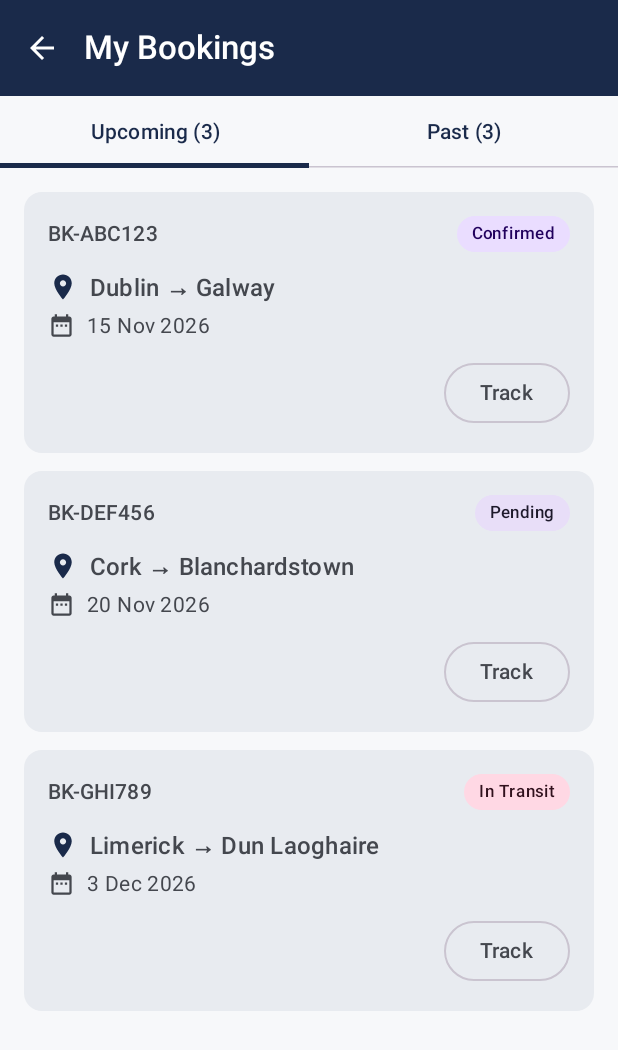
After one commit to ProsperMunachimso/TruckFlow-App, an Android app built with Jetpack Compose: the MyBookingsScreen screen opened through its navigation route, on a phone screen of 412 x 824 dp. The commit adds this screen. Shown: the top 1050 px of the screen. Run offline under Robolectric (Android 15) with nearby library versions, the phone set to English and light mode, and no system bars.

Commit message:
Added My Bookings screen with status filtering past and present bookings and tracking navigation

```diff
--- a/app/src/main/java/com/griffith/truckflowapp/navigation/NavRoutes.kt
+++ b/app/src/main/java/com/griffith/truckflowapp/navigation/NavRoutes.kt
@@ -4,6 +4,7 @@ object NavRoutes {
     const val ROLE_SELECTION = "role_selection"
     const val CLIENT_TRUCKS = "client_trucks"
     const val CREATE_BOOKING = "create_booking"
+    const val MY_BOOKINGS = "my_bookings"
 
     // Added a route with a booking ID path argument. The pattern is used by NavHost,
     const val TRACK_SHIPMENT_PATTERN = "track_shipment/{bookingId}"
--- /dev/null
+++ b/app/src/main/java/com/griffith/truckflowapp/screens/MyBookingsScreen.kt
@@ -0,0 +1,304 @@
+
+package com.griffith.truckflowapp.screens
+
+import androidx.compose.foundation.layout.Arrangement
+import androidx.compose.foundation.layout.Box
+import androidx.compose.foundation.layout.Column
+import androidx.compose.foundation.layout.Row
+import androidx.compose.foundation.layout.Spacer
+import androidx.compose.foundation.layout.fillMaxSize
+import androidx.compose.foundation.layout.fillMaxWidth
+import androidx.compose.foundation.layout.height
+import androidx.compose.foundation.layout.padding
+import androidx.compose.foundation.layout.size
+import androidx.compose.foundation.layout.width
+import androidx.compose.foundation.lazy.LazyColumn
+import androidx.compose.foundation.lazy.items
+import androidx.compose.material.icons.Icons
+import androidx.compose.material.icons.automirrored.filled.ArrowBack
+import androidx.compose.material.icons.filled.DateRange
+import androidx.compose.material.icons.filled.LocalShipping
+import androidx.compose.material.icons.filled.LocationOn
+import androidx.compose.material3.Card
+import androidx.compose.material3.CardDefaults
+import androidx.compose.material3.ExperimentalMaterial3Api
+import androidx.compose.material3.Icon
+import androidx.compose.material3.IconButton
+import androidx.compose.material3.MaterialTheme
+import androidx.compose.material3.OutlinedButton
+import androidx.compose.material3.Scaffold
+import androidx.compose.material3.Tab
+import androidx.compose.material3.TabRow
+import androidx.compose.material3.Text
+import androidx.compose.material3.TopAppBar
+import androidx.compose.material3.TopAppBarDefaults
+import androidx.compose.runtime.Composable
+import androidx.compose.runtime.getValue
+import androidx.compose.runtime.mutableStateOf
+import androidx.compose.runtime.remember
+import androidx.compose.runtime.setValue
+import androidx.compose.ui.Alignment
+import androidx.compose.ui.Modifier
+import androidx.compose.ui.text.font.FontWeight
+import androidx.compose.ui.unit.dp
+import com.griffith.truckflowapp.model.BookingStatus
+import com.griffith.truckflowapp.model.RecentBooking
+import com.griffith.truckflowapp.screens.components.BookingStatusChip
+
+// This enum class is for defining the two tabs on the My Bookings screen.
+enum class BookingTab(val title: String) {
+    UPCOMING("Upcoming"),
+    PAST("Past")
+}
+
+// I created sample bookings to test how upcoming and past bookings
+// are displayed before connecting the app to the backend.
+private val allSampleBookings = listOf(
+    // Upcoming bookings
+    RecentBooking("BK-ABC123", "Dublin", "Galway", BookingStatus.CONFIRMED, "15 Nov 2026"),
+    RecentBooking("BK-DEF456", "Cork", "Blanchardstown", BookingStatus.PENDING, "20 Nov 2026"),
+    RecentBooking("BK-GHI789", "Limerick", "Dun Laoghaire", BookingStatus.IN_TRANSIT, "3 Dec 2026"),
+
+    // Past bookings
+    RecentBooking("BK-JKL012", "Dublin", "Cork", BookingStatus.DELIVERED, "5 Nov 2026"),
+    RecentBooking("BK-MNO345", "Galway", "Dublin", BookingStatus.DELIVERED, "1 Nov 2026"),
+    RecentBooking("BK-PQR678", "Belfast", "Dublin", BookingStatus.CANCELLED, "28 Oct 2026")
+)
+
+// I used these statuses to identify which bookings are still active.
+private val upcomingStatuses = setOf(
+    BookingStatus.PENDING,
+    BookingStatus.CONFIRMED,
+    BookingStatus.IN_TRANSIT
+)
+
+// This screen is for displaying all the client's bookings.
+// I used two tabs to separate upcoming bookings from past bookings.
+@OptIn(ExperimentalMaterial3Api::class)
+@Composable
+fun MyBookingsScreen(
+    onNavigateBack: () -> Unit,
+    onNavigateToTrackShipment: (String) -> Unit,
+    modifier: Modifier = Modifier
+) {
+    // I used remember to keep track of the selected tab.
+    // The Upcoming tab is selected when the screen first opens.
+    var selectedTab by remember { mutableStateOf(BookingTab.UPCOMING) }
+
+    // Filter the bookings based on their current status.
+    val upcoming = remember {
+        allSampleBookings.filter { it.status in upcomingStatuses }
+    }
+    val past = remember {
+        allSampleBookings.filter { it.status !in upcomingStatuses }
+    }
+
+    // Display bookings based on the tab selected by the user.
+    val visibleBookings = if (selectedTab == BookingTab.UPCOMING) upcoming else past
+
+    Scaffold(
+        topBar = {
+            TopAppBar(
+                title = { Text("My Bookings") },
+
+                // This button returns the user to the previous screen.
+                navigationIcon = {
+                    IconButton(onClick = onNavigateBack) {
+                        Icon(
+                            Icons.AutoMirrored.Filled.ArrowBack,
+                            contentDescription = "Back"
+                        )
+                    }
+                },
+
+                // I used the app's primary colours for the top bar.
+                colors = TopAppBarDefaults.topAppBarColors(
+                    containerColor = MaterialTheme.colorScheme.primary,
+                    titleContentColor = MaterialTheme.colorScheme.onPrimary,
+                    navigationIconContentColor = MaterialTheme.colorScheme.onPrimary
+                )
+            )
+        }
+    ) { padding ->
+
+        Column(
+            modifier = modifier
+                .fillMaxSize()
+                .padding(padding)
+        ) {
+
+            // I used TabRow to let users switch between upcoming and past bookings.
+            // Each tab also displays the number of bookings.
+            TabRow(selectedTabIndex = selectedTab.ordinal) {
+                Tab(
+                    selected = selectedTab == BookingTab.UPCOMING,
+                    onClick = { selectedTab = BookingTab.UPCOMING },
+                    text = {
+                        Text("${BookingTab.UPCOMING.title} (${upcoming.size})")
+                    }
+                )
+
+                Tab(
+                    selected = selectedTab == BookingTab.PAST,
+                    onClick = { selectedTab = BookingTab.PAST },
+                    text = {
+                        Text("${BookingTab.PAST.title} (${past.size})")
+                    }
+                )
+            }
+
+            // Show a message if there are no bookings in the selected tab.
+            if (visibleBookings.isEmpty()) {
+                Box(
+                    modifier = Modifier
+                        .fillMaxSize()
+                        .padding(32.dp),
+                    contentAlignment = Alignment.Center
+                ) {
+                    Column(
+                        horizontalAlignment = Alignment.CenterHorizontally
+                    ) {
+                        Icon(
+                            imageVector = Icons.Filled.LocalShipping,
+                            contentDescription = null,
+                            tint = MaterialTheme.colorScheme.onSurfaceVariant,
+                            modifier = Modifier.size(56.dp)
+                        )
+
+                        Spacer(modifier = Modifier.height(12.dp))
+
+                        // Display a different message for each tab.
+                        Text(
+                            text = if (selectedTab == BookingTab.UPCOMING) {
+                                "No upcoming bookings"
+                            } else {
+                                "No past bookings yet"
+                            },
+                            style = MaterialTheme.typography.titleMedium,
+                            fontWeight = FontWeight.SemiBold
+                        )
+
+                        Text(
+                            text = if (selectedTab == BookingTab.UPCOMING) {
+                                "Tap 'Book a Truck' on the dashboard to create one."
+                            } else {
+                                "Completed and cancelled bookings will appear here."
+                            },
+                            style = MaterialTheme.typography.bodyMedium,
+                            color = MaterialTheme.colorScheme.onSurfaceVariant
+                        )
+                    }
+                }
+            } else {
+
+                // I used LazyColumn to display the bookings in a scrollable list.
+                LazyColumn(
+                    modifier = Modifier.fillMaxSize(),
+                    contentPadding = androidx.compose.foundation.layout.PaddingValues(16.dp),
+                    verticalArrangement = Arrangement.spacedBy(12.dp)
+                ) {
+
+                    // Create a booking card for each booking in the selected tab.
+                    items(visibleBookings, key = { it.id }) { booking ->
+                        BookingHistoryCard(
+                            booking = booking,
+
+                            // Only allow tracking for bookings that are still active.
+                            onTrack = if (booking.status in upcomingStatuses) {
+                                { onNavigateToTrackShipment(booking.id) }
+                            } else {
+                                null
+                            }
+                        )
+                    }
+                }
+            }
+        }
+    }
+}
+
+// This function is for displaying the details of an individual booking.
+// I used a Card to group the booking ID, route, date and status together.
+@Composable
+private fun BookingHistoryCard(
+    booking: RecentBooking,
+    onTrack: (() -> Unit)?
+) {
+    Card(
+        modifier = Modifier.fillMaxWidth(),
+        colors = CardDefaults.cardColors(
+            containerColor = MaterialTheme.colorScheme.surfaceVariant
+        )
+    ) {
+        Column(modifier = Modifier.padding(16.dp)) {
+
+            // Display the booking ID and status side by side.
+            Row(
+                modifier = Modifier.fillMaxWidth(),
+                horizontalArrangement = Arrangement.SpaceBetween,
+                verticalAlignment = Alignment.CenterVertically
+            ) {
+                Text(
+                    text = booking.id,
+                    style = MaterialTheme.typography.labelLarge,
+                    color = MaterialTheme.colorScheme.onSurfaceVariant
+                )
+
+                // I reused BookingStatusChip to keep the status design consistent.
+                BookingStatusChip(status = booking.status)
+            }
+
+            Spacer(modifier = Modifier.height(12.dp))
+
+            // Show the pickup and delivery locations.
+            Row(verticalAlignment = Alignment.CenterVertically) {
+                Icon(
+                    imageVector = Icons.Filled.LocationOn,
+                    contentDescription = null,
+                    tint = MaterialTheme.colorScheme.primary,
+                    modifier = Modifier.size(20.dp)
+                )
+
+                Spacer(modifier = Modifier.width(8.dp))
+
+                Text(
+                    text = "${booking.pickup} → ${booking.delivery}",
+                    style = MaterialTheme.typography.titleMedium,
+                    fontWeight = FontWeight.SemiBold
+                )
+            }
+
+            Spacer(modifier = Modifier.height(6.dp))
+
+            // Display the pickup date with a calendar icon.
+            Row(verticalAlignment = Alignment.CenterVertically) {
+                Icon(
+                    imageVector = Icons.Filled.DateRange,
+                    contentDescription = null,
+                    tint = MaterialTheme.colorScheme.onSurfaceVariant,
+                    modifier = Modifier.size(18.dp)
+                )
+
+                Spacer(modifier = Modifier.width(8.dp))
+
+                Text(
+                    text = booking.pickupDate,
+                    style = MaterialTheme.typography.bodyMedium,
+                    color = MaterialTheme.colorScheme.onSurfaceVariant
+                )
+            }
+
+            // Only show the Track button when tracking is available.
+            if (onTrack != null) {
+                Spacer(modifier = Modifier.height(12.dp))
+
+                OutlinedButton(
+                    onClick = onTrack,
+                    modifier = Modifier.align(Alignment.End)
+                ) {
+                    Text("Track")
+                }
+            }
+        }
+    }
+}
--- /dev/null
+++ b/app/src/main/java/com/griffith/truckflowapp/screens/components/BookingStatusChip.kt
@@ -0,0 +1,54 @@
+
+package com.griffith.truckflowapp.screens.components
+
+import androidx.compose.foundation.layout.padding
+import androidx.compose.foundation.shape.RoundedCornerShape
+import androidx.compose.material3.MaterialTheme
+import androidx.compose.material3.Surface
+import androidx.compose.material3.Text
+import androidx.compose.runtime.Composable
+import androidx.compose.ui.Modifier
+import androidx.compose.ui.text.font.FontWeight
+import androidx.compose.ui.unit.dp
+import com.griffith.truckflowapp.model.BookingStatus
+import com.griffith.truckflowapp.ui.theme.SuccessGreen
+
+// This function is for displaying the current booking status.
+// I made it reusable so the dashboard and My Bookings screen
+// can display the same status colours and design.
+@Composable
+fun BookingStatusChip(status: BookingStatus, modifier: Modifier = Modifier) {
+
+    // I used different background colours for each booking status.
+    val background = when (status) {
+        BookingStatus.PENDING -> MaterialTheme.colorScheme.secondaryContainer
+        BookingStatus.CONFIRMED -> MaterialTheme.colorScheme.primaryContainer
+        BookingStatus.IN_TRANSIT -> MaterialTheme.colorScheme.tertiaryContainer
+        BookingStatus.DELIVERED -> SuccessGreen.copy(alpha = 0.2f)
+        BookingStatus.CANCELLED -> MaterialTheme.colorScheme.errorContainer
+    }
+
+    // These colours make the text readable against each background.
+    val foreground = when (status) {
+        BookingStatus.PENDING -> MaterialTheme.colorScheme.onSecondaryContainer
+        BookingStatus.CONFIRMED -> MaterialTheme.colorScheme.onPrimaryContainer
+        BookingStatus.IN_TRANSIT -> MaterialTheme.colorScheme.onTertiaryContainer
+        BookingStatus.DELIVERED -> SuccessGreen
+        BookingStatus.CANCELLED -> MaterialTheme.colorScheme.onErrorContainer
+    }
+
+    // I used a rounded Surface to display the status as a small badge.
+    Surface(
+        shape = RoundedCornerShape(12.dp),
+        color = background,
+        modifier = modifier
+    ) {
+        Text(
+            text = status.label,
+            style = MaterialTheme.typography.labelSmall,
+            fontWeight = FontWeight.SemiBold,
+            color = foreground,
+            modifier = Modifier.padding(horizontal = 10.dp, vertical = 4.dp)
+        )
+    }
+}
```
Also changed, not shown: app/src/main/java/com/griffith/truckflowapp/MainActivity.kt (+90 -33 lines), app/src/main/java/com/griffith/truckflowapp/model/Booking.kt (+8 -10 lines), app/src/main/java/com/griffith/truckflowapp/screens/ClientTruckListScreen.kt (+7 -45 lines), app/src/main/java/com/griffith/truckflowapp/screens/TrackShipmentScreen.kt (+96 -38 lines), app/src/main/java/com/griffith/truckflowapp/viewmodel/TrackingViewModel.kt (+11 -11 lines).
